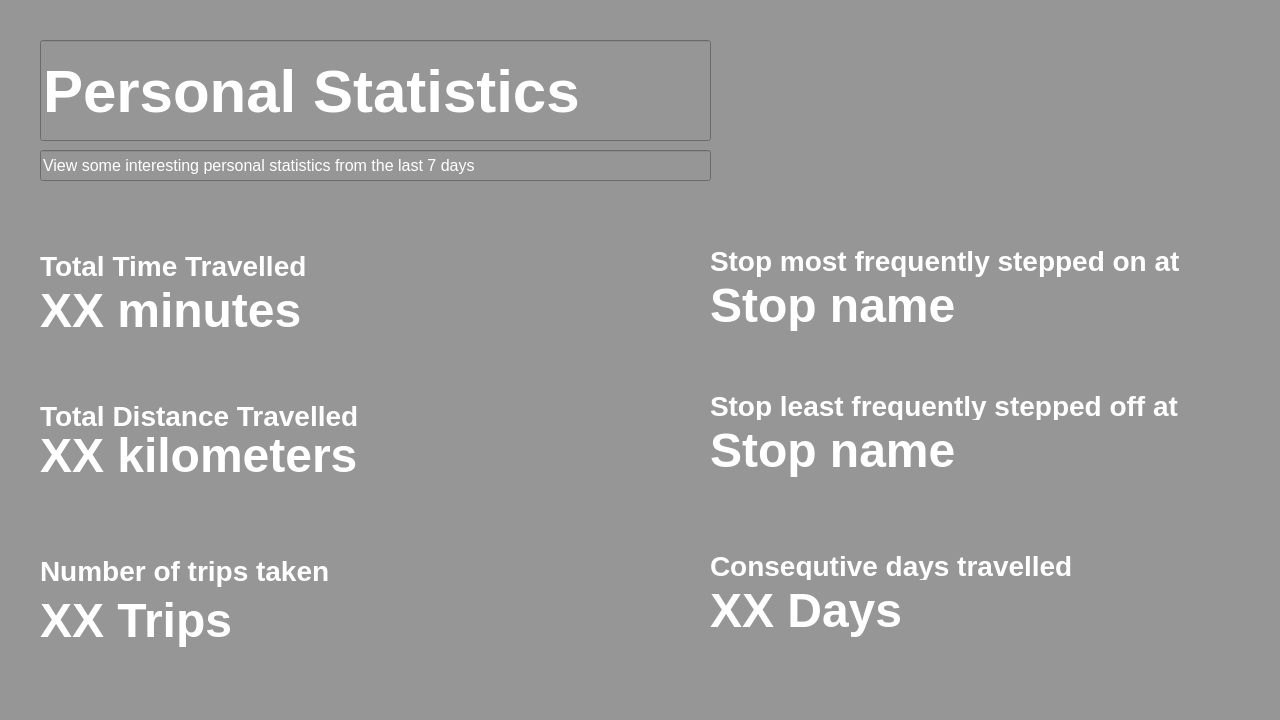
Jakotops/Bath-Hack-2023, file src/UI Files/Statistics.ui: the form before one commit.
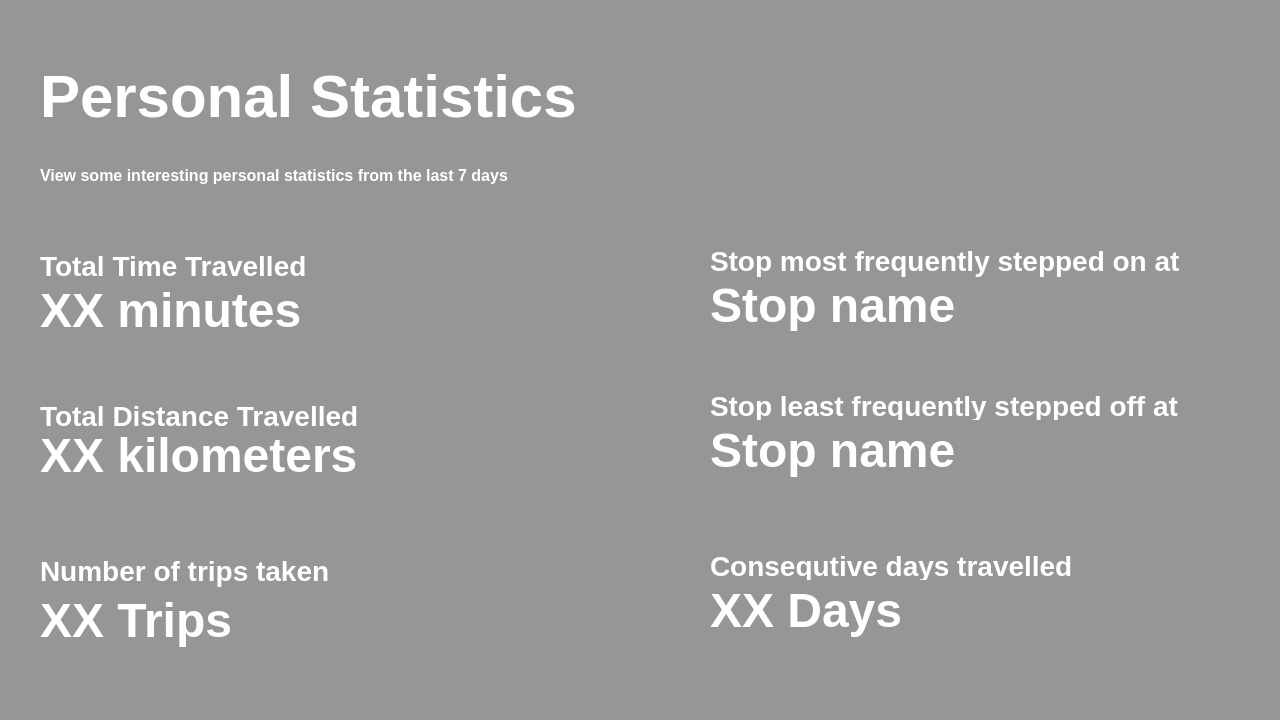
The form after the commit.

The edit to the form file:
```diff
--- a/src/UI Files/Statistics.ui
+++ b/src/UI Files/Statistics.ui
@@ -43,44 +43,6 @@
   <property name="styleSheet">
    <string notr="true">background-color: rgb(150, 150, 150);</string>
   </property>
-  <widget class="QLineEdit" name="main_title">
-   <property name="geometry">
-    <rect>
-     <x>40</x>
-     <y>40</y>
-     <width>671</width>
-     <height>101</height>
-    </rect>
-   </property>
-   <property name="styleSheet">
-    <string notr="true">font-family: tahoma;
-font-size: 60px;
-color: white;
-font-weight: 1200;</string>
-   </property>
-   <property name="text">
-    <string>Personal Statistics</string>
-   </property>
-  </widget>
-  <widget class="QLineEdit" name="lineEdit_2">
-   <property name="geometry">
-    <rect>
-     <x>40</x>
-     <y>150</y>
-     <width>671</width>
-     <height>31</height>
-    </rect>
-   </property>
-   <property name="styleSheet">
-    <string notr="true">font-size: 16px;
-font-family: tahoma;
-font-weight: 200px;
-color: white;</string>
-   </property>
-   <property name="text">
-    <string>View some interesting personal statistics from the last 7 days</string>
-   </property>
-  </widget>
   <widget class="QLabel" name="totalTimeTitle">
    <property name="geometry">
     <rect>
@@ -312,6 +274,44 @@
     <string>XX Trips</string>
    </property>
   </widget>
+  <widget class="QLabel" name="freqStopOn_2">
+   <property name="geometry">
+    <rect>
+     <x>40</x>
+     <y>70</y>
+     <width>571</width>
+     <height>51</height>
+    </rect>
+   </property>
+   <property name="styleSheet">
+    <string notr="true">font-family: tahoma;
+font-size: 60px;
+color: white;
+font-weight: 1200;</string>
+   </property>
+   <property name="text">
+    <string>Personal Statistics</string>
+   </property>
+  </widget>
+  <widget class="QLabel" name="frequentStopOnTitle_2">
+   <property name="geometry">
+    <rect>
+     <x>40</x>
+     <y>150</y>
+     <width>511</width>
+     <height>51</height>
+    </rect>
+   </property>
+   <property name="styleSheet">
+    <string notr="true">font-size: 16px;
+font-family: tahoma;
+font-weight:bold;
+color: white;</string>
+   </property>
+   <property name="text">
+    <string>View some interesting personal statistics from the last 7 days</string>
+   </property>
+  </widget>
  </widget>
  <resources/>
  <connections/>
```
